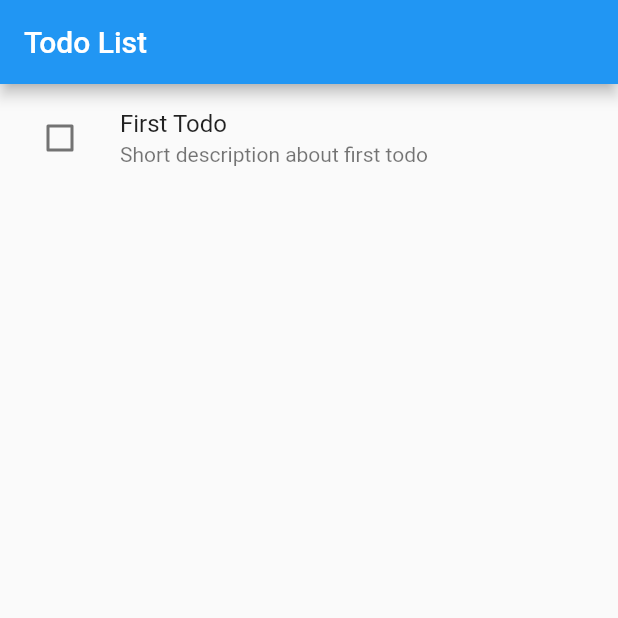
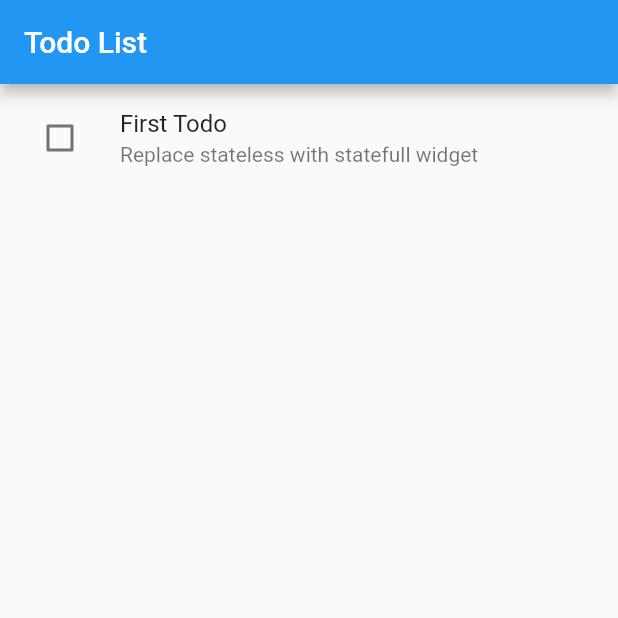
Before and after one commit to aaryadewa/flutter_workshop_simple_todo, a Flutter app: the screen it shows after launch, on a phone screen of 412 x 824 dp, the top half of it. Run offline on Flutter 3.47's test engine with Material 2 defaults, Android fonts, the phone set to English and light mode, and no system bars.

Commit message:
Replace TodoListPage to extend a StatefulWidget

```diff
--- /dev/null
+++ b/lib/data/model/todo_model.dart
@@ -0,0 +1,9 @@
+class TodoModel {
+
+  String title;
+  String description;
+  bool done;
+
+  TodoModel(this.title, this.description, [this.done = false]);
+
+}
--- a/lib/view/page/todo_list_page.dart
+++ b/lib/view/page/todo_list_page.dart
@@ -1,7 +1,18 @@
 import 'package:flutter/cupertino.dart';
 import 'package:flutter/material.dart';
+import 'package:flutter_workshop_simple_todo/data/model/todo_model.dart';
 
-class TodoListPage extends StatelessWidget {
+class TodoListPage extends StatefulWidget {
+
+  @override
+  State createState() => TodoListPageState();
+}
+
+class TodoListPageState extends State<TodoListPage> {
+
+  List<TodoModel> _todos = [
+    TodoModel('First Todo', 'Replace stateless with statefull widget')
+  ];
 
   @override
   Widget build(BuildContext context) {
@@ -9,17 +20,22 @@ class TodoListPage extends StatelessWidget {
       appBar: AppBar(
         title: Text('Todo List'),
       ),
-      body: ListView(
-        children: <Widget>[
-          ListTile(
+      body: ListView.builder(
+        itemCount: _todos.length,
+        itemBuilder: (context, index) {
+          final todo = _todos[index];
+
+          return ListTile(
             leading: Checkbox(
-              value: false,
-              onChanged: (newValue) => print('Todo checked: $newValue'),
+              value: todo.done,
+              onChanged: (newValue) {
+                setState(() => todo.done = newValue);
+              },
             ),
-            title: Text('First Todo'),
-            subtitle: Text('Short description about first todo'),
-          )
-        ],
+            title: Text(todo.title),
+            subtitle: Text(todo.description),
+          );
+        },
       ),
     );
   }
```
